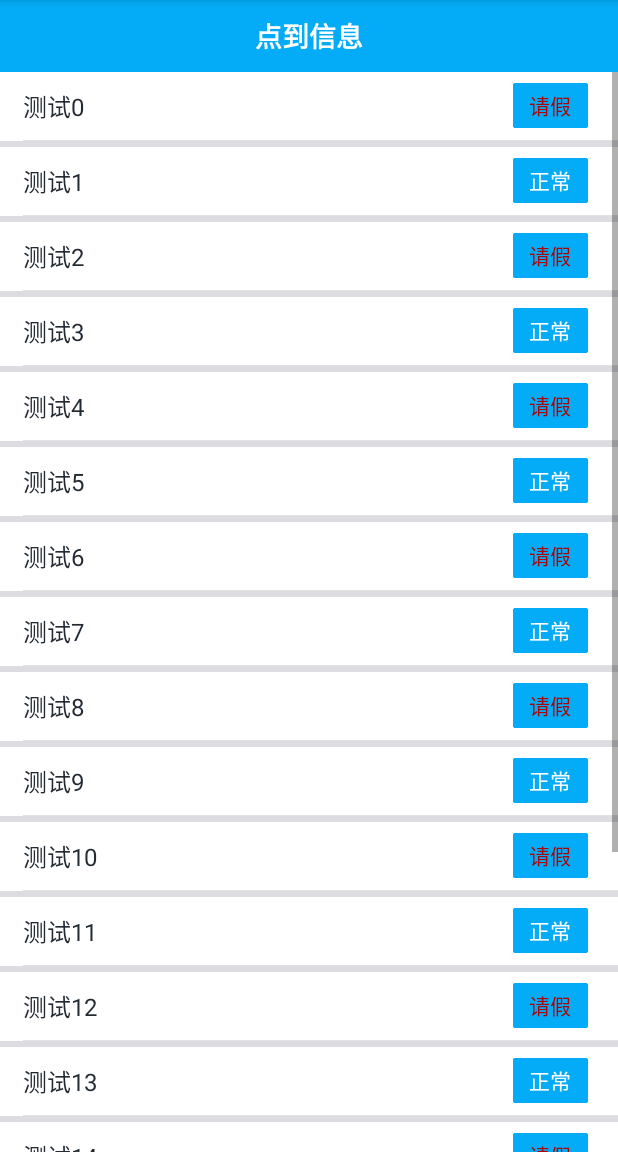
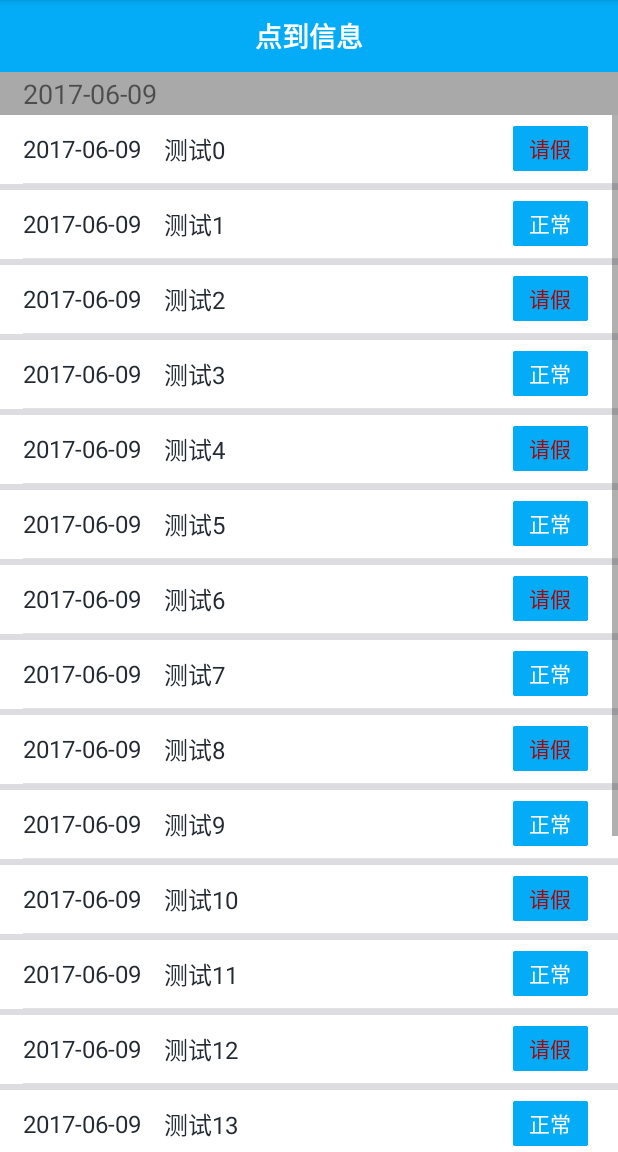
Before and after one commit to sun529417168/LiBenli, an Android app: the fragment DianMingPFragment shown on its own in the app's theme, on a phone screen of 412 x 824 dp, the part 84-1236 px from its top. Run offline under Robolectric (Android 15) with nearby library versions, the phone set to English and light mode, and no system bars.

Commit message:
点到界面：顶部加了个控件，用来显示当天日期 点到查询界面：Item添加了控件，用来显示时间

```diff
--- a/app/src/main/res/layout/fragment_dianming.xml
+++ b/app/src/main/res/layout/fragment_dianming.xml
@@ -8,6 +8,18 @@
     <include
         android:id="@+id/rl_title"
         layout="@layout/title" />
+
+    <!--当天日期-->
+    <TextView
+        android:id="@+id/dianming_date_today"
+        android:layout_width="match_parent"
+        android:layout_height="wrap_content"
+        android:paddingLeft="15dp"
+        android:paddingTop="2dp"
+        android:paddingBottom="2dp"
+        android:background="@color/gray"
+        android:textSize="18sp"
+        android:text="2017-06-09"/>
 
     <com.handmark.pulltorefresh.library.PullToRefreshListView xmlns:ptr="http://schemas.android.com/apk/res-auto"
         android:id="@+id/dianming_refresh_list"
--- a/app/src/main/res/layout/item_parent_dianming.xml
+++ b/app/src/main/res/layout/item_parent_dianming.xml
@@ -9,8 +9,14 @@
         style="@style/rl_release_label">
 
         <TextView
+            android:id="@+id/dianming_date"
+            style="@style/tv_release_lable"
+            android:text="2017-06-09" />
+
+        <TextView
             android:id="@+id/dianming_name"
             style="@style/tv_release_lable"
+            android:layout_toRightOf="@id/dianming_date"
             android:text="哈哈哈" />
 
         <Button
```
